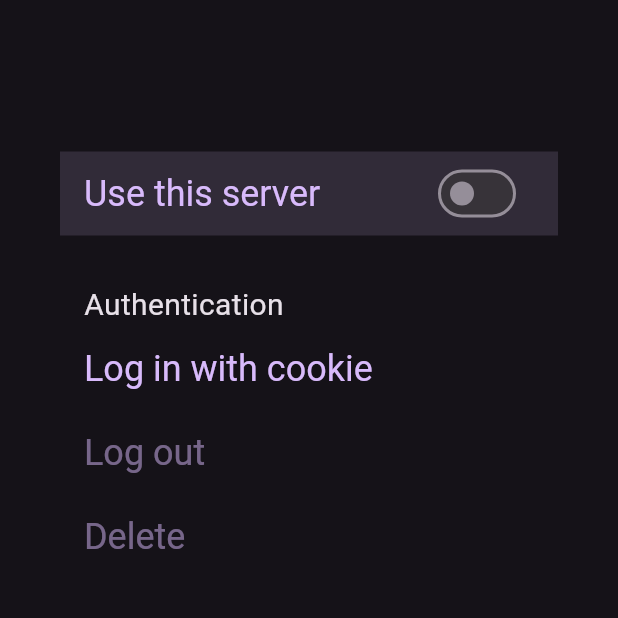
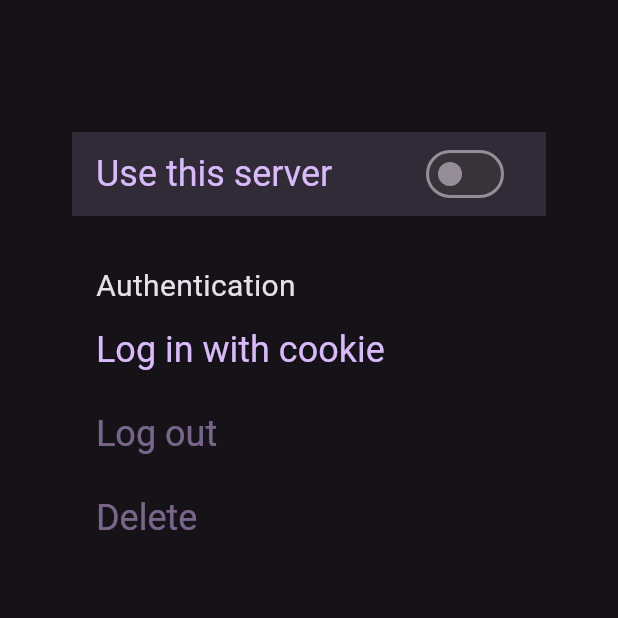
Before and after one commit to lamarios/clipious, a Flutter app: the TvManageSingleServer screen opened directly with empty values, on a phone screen of 412 x 824 dp, the top half of it. Run offline on Flutter 3.47's test engine with Material 2 defaults, Android fonts, the phone set to English and light mode, and no system bars; drawn by our look-alikes of dynamic_color; our stand-ins replace after_layout, better_player, cached_network_image, device_info_plus, easy_debounce, flutter_fadein and 9 more; missing offline and left inert: application_icon, back_button_interceptor, fbroadcast, flutter_web_auth, receive_sharing_intent, select_dialog; generated files the repository leaves out were written again; network calls fail.

Commit message:
add overscan padding all over the TV app fixes #80

```diff
--- a/lib/views/tv/settings/tvManageServers.dart
+++ b/lib/views/tv/settings/tvManageServers.dart
@@ -1,5 +1,6 @@
 import 'package:flutter/material.dart';
 import 'package:invidious/views/tv/settings/tvManageServersInner.dart';
+import 'package:invidious/views/tv/tvOverScan.dart';
 
 class TvSettingsManageServers extends StatelessWidget {
   const TvSettingsManageServers({Key? key}) : super(key: key);
@@ -7,7 +8,7 @@ class TvSettingsManageServers extends StatelessWidget {
   @override
   Widget build(BuildContext context) {
     return const Scaffold(
-      body: TvManageServersInner(),
+      body: TvOverscan(child: TvManageServersInner()),
     );
   }
 }
--- a/lib/views/tv/settings/tvManageSingleServer.dart
+++ b/lib/views/tv/settings/tvManageSingleServer.dart
@@ -1,6 +1,7 @@
 import 'package:flutter/material.dart';
 import 'package:get/get.dart';
 import 'package:invidious/views/tv/tvButton.dart';
+import 'package:invidious/views/tv/tvOverScan.dart';
 import 'package:invidious/views/tv/tvSettings.dart';
 
 import 'package:flutter_gen/gen_l10n/app_localizations.dart';
@@ -147,16 +148,15 @@ class TvManageSingleServer extends StatelessWidget {
   @override
   Widget build(BuildContext context) {
     return Scaffold(
-      body: GetBuilder<ServerSettingsController>(
+      body: TvOverscan(
+        child: GetBuilder<ServerSettingsController>(
             init: ServerSettingsController(server),
             builder: (_) {
               AppLocalizations locals = AppLocalizations.of(context)!;
               Server server = _.server;
               bool isLoggedIn = (server.authToken != null && server.authToken!.isNotEmpty) || (server.sidCookie != null && server.sidCookie!.isNotEmpty);
 
-            return Padding(
-                padding: EdgeInsets.all(40),
-                child: ListView(
+              return ListView(
                 children: [
                   SettingsTitle(title: server.url),
                   SettingsTile(
@@ -186,8 +186,9 @@ class TvManageSingleServer extends StatelessWidget {
                     },
                   )
                 ],
-                ));
+              );
             }),
+      ),
     );
   }
 }
--- a/lib/views/tv/settings/tvSelectFromList.dart
+++ b/lib/views/tv/settings/tvSelectFromList.dart
@@ -1,4 +1,5 @@
 import 'package:flutter/material.dart';
+import 'package:invidious/views/tv/tvOverScan.dart';
 import 'package:invidious/views/tv/tvSettings.dart';
 import 'package:flutter_gen/gen_l10n/app_localizations.dart';
 
@@ -19,8 +20,7 @@ class TvSelectFromList extends StatelessWidget {
   @override
   Widget build(BuildContext context) {
     return Scaffold(
-        body: Padding(
-      padding: const EdgeInsets.all(40),
+        body: TvOverscan(
           child: Column(
             children: [
               SettingsTitle(title: title),
--- /dev/null
+++ b/lib/views/tv/tvOverScan.dart
@@ -0,0 +1,17 @@
+import 'package:flutter/material.dart';
+
+class TvOverscan extends StatelessWidget {
+  static const double vertical = 27;
+  static const double horizontal = 48;
+  final Widget child;
+
+  const TvOverscan({Key? key, required this.child}) : super(key: key);
+
+  @override
+  Widget build(BuildContext context) {
+    return Padding(
+      padding: const EdgeInsets.symmetric(vertical: TvOverscan.vertical, horizontal: TvOverscan.horizontal),
+      child: child,
+    );
+  }
+}
--- a/lib/views/tv/tvPlainText.dart
+++ b/lib/views/tv/tvPlainText.dart
@@ -1,5 +1,6 @@
 import 'package:flutter/material.dart';
 import 'package:flutter/services.dart';
+import 'package:invidious/views/tv/tvOverScan.dart';
 
 class TvPlainText extends StatefulWidget {
   final String text;
@@ -30,8 +31,7 @@ class _TvPlainTextState extends State<TvPlainText> {
     return Scaffold(
       body: DefaultTextStyle(
         style: textTheme.displaySmall!,
-        child: Padding(
-          padding: const EdgeInsets.all(40.0),
+        child: TvOverscan(
           child: Focus(
             onKeyEvent: scroll,
             child: SingleChildScrollView(
--- a/pubspec.yaml
+++ b/pubspec.yaml
@@ -68,6 +68,7 @@ dependencies:
   back_button_interceptor: 6.0.2
   flutter_swipe_action_cell: 3.1.0
   device_info_plus: 8.1.0
+  wakelock: 0.6.2
 
 
 
```
Also changed, not shown: lib/controllers/playerController.dart (+16 -10 lines), lib/views/tv/settings/tvManageServersInner.dart (+2 -5 lines), lib/views/tv/settings/tvSponsorBlockSettings.dart (+4 -3 lines), lib/views/tv/tvChannelView.dart (+5 -2 lines), lib/views/tv/tvHome.dart (+5 -4 lines), lib/views/tv/tvPlayerView.dart (+6 -7 lines), lib/views/tv/tvSearch.dart (+8 -8 lines), lib/views/tv/tvSettings.dart (+4 -4 lines), lib/views/tv/tvVideoGridView.dart (+5 -5 lines), lib/views/tv/tvVideoView.dart (+8 -12 lines), lib/views/tv/tvWelcomeWizard.dart (+4 -4 lines), pubspec.lock. Lines whose indentation alone changed are shown as unchanged.
